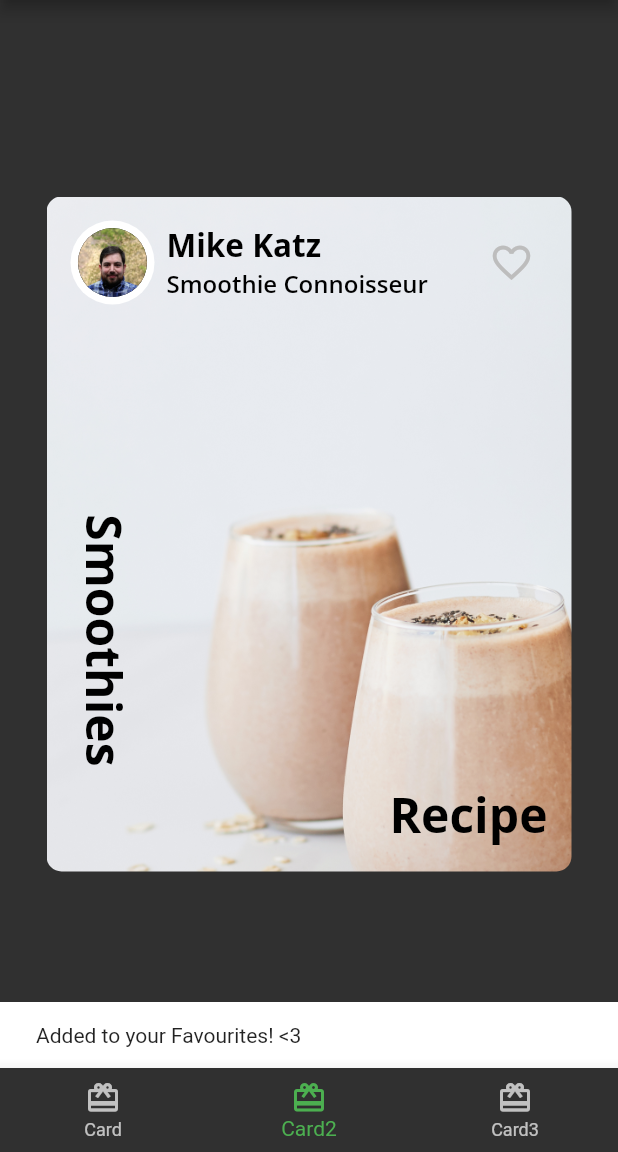
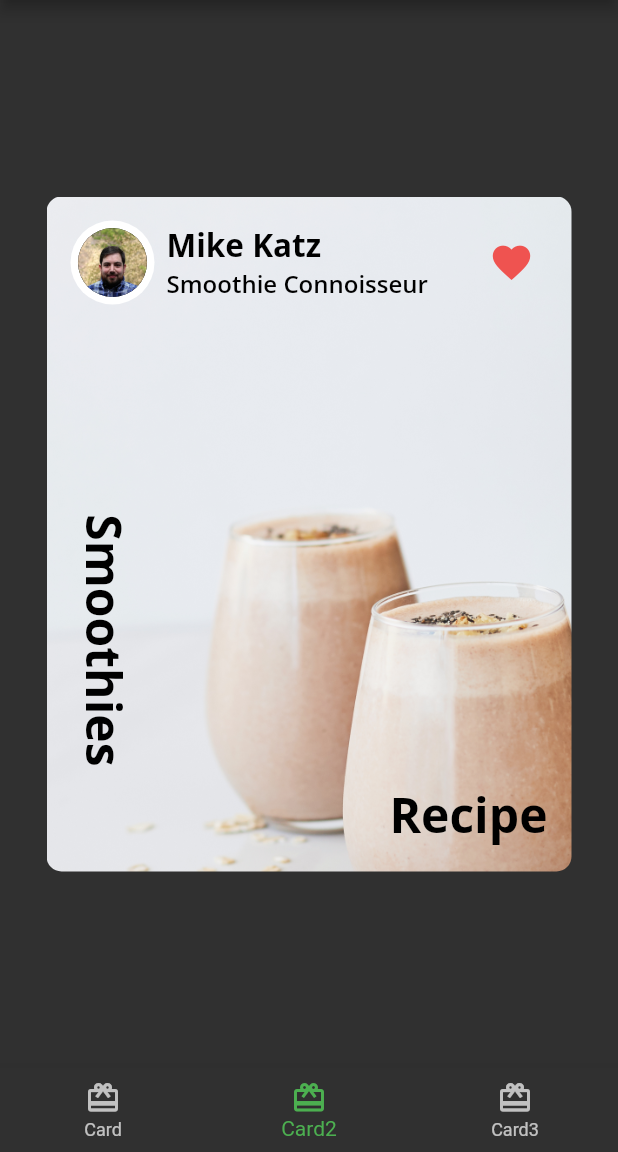
Before and after one commit to marianneleal/flutter-apprentice-03, a Flutter app: the screen it shows after launch, item 2 of the bottom bar chosen, after a tap on the "favorite outline" icon, on a phone screen of 412 x 824 dp, the part 84-1236 px from its top. Run offline on Flutter 3.47's test engine with Material 2 defaults, Android fonts, the phone set to English and light mode, and no system bars; our stand-ins replace google_fonts.

```diff
--- a/lib/author_card.dart
+++ b/lib/author_card.dart
@@ -22,6 +22,8 @@ class AuthorCard extends StatefulWidget {
 }
 
 class _AuthorCardState extends State<AuthorCard> {
+  bool _isFavorited = false;
+
   @override
   Widget build(BuildContext context) {
     return Container(
@@ -55,16 +57,18 @@ class _AuthorCardState extends State<AuthorCard> {
             ],
           ),
           IconButton(
-          // 4
-          icon: const Icon(Icons.favorite_border),
+          // 1
+          icon: Icon(_isFavorited ? Icons.favorite : Icons.favorite_border), // if else
           iconSize: 30,
-          color: Colors.grey[400],
-          // 5
-          onPressed: () {
-            const snackBar = SnackBar(content: Text('Added to your Favourites! <3'));
-            ScaffoldMessenger.of(context).showSnackBar(snackBar);
-          }),
-
+          // 2
+          color: Colors.red[400],
+          onPressed: () { // toggle when tapped
+            // 3
+            setState(() {
+              _isFavorited = !_isFavorited;
+            });
+          },
+        )
         ],
   ),
 );
```
Also changed, not shown: 1 other file.
